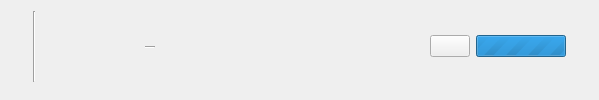
This is src/views/song.ui in Didiloy/spotwrap as Qt 5 draws it before an edit. The edited form follows.
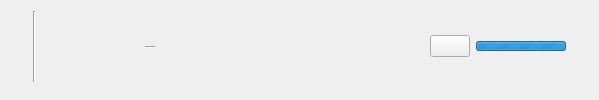
This is the edited form. Icons and pictures are not drawn.

Commit message: modified size of progress bar

The edit to the form file:
```diff
--- a/src/views/song.ui
+++ b/src/views/song.ui
@@ -229,6 +229,12 @@
           <height>10</height>
          </size>
         </property>
+        <property name="maximumSize">
+         <size>
+          <width>90</width>
+          <height>10</height>
+         </size>
+        </property>
         <property name="maximum">
          <number>0</number>
         </property>
```
Left out of the diff: 1 changed line with no effect on the pictures. The commit also changes 1 other file.
